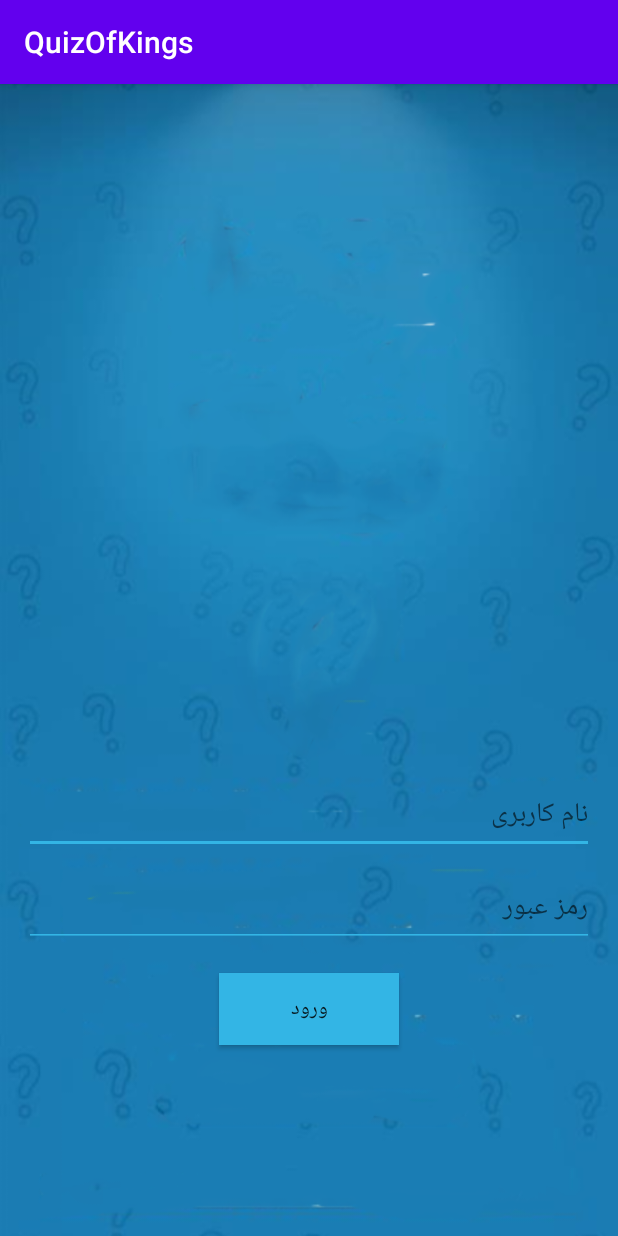
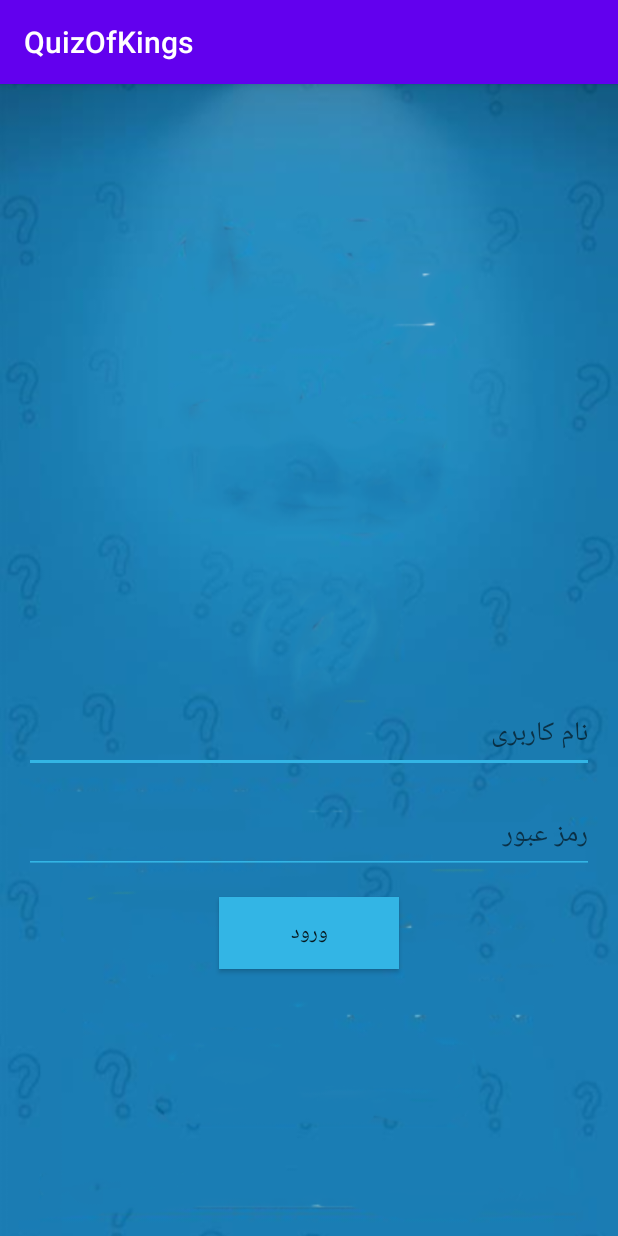
Before and after one commit to mimbin/Android_Project_QuizOfKings, an Android app: the LoginActivity screen opened directly, with no data from a screen before it, on a phone screen of 412 x 824 dp. Run offline under Robolectric (Android 15) with nearby library versions, the phone set to English and light mode, and no system bars.

Commit message:
All of three main,logIn,signUp layouts are perfectly designed and ok

```diff
--- a/app/src/main/res/layout/activity_loginactivity.xml
+++ b/app/src/main/res/layout/activity_loginactivity.xml
@@ -12,46 +12,45 @@
         android:id="@+id/usernameText"
         android:layout_width="match_parent"
         android:layout_height="wrap_content"
-        android:layout_marginEnd="16dp"
+        android:layout_marginBottom="8dp"
         android:layout_marginHorizontal="16dp"
-        android:layout_marginStart="16dp"
-        android:layout_marginTop="32dp"
+        android:layout_marginTop="400dp"
         android:backgroundTint="@android:color/holo_blue_light"
         android:hint="نام کاربری"
-        app:layout_constraintBottom_toBottomOf="parent"
+        app:layout_constraintBottom_toTopOf="@+id/passwordText"
         app:layout_constraintEnd_toEndOf="parent"
         app:layout_constraintStart_toStartOf="parent"
-        app:layout_constraintTop_toTopOf="parent"
-        app:layout_constraintVertical_bias="0.628"
-        />
+        app:layout_constraintTop_toTopOf="parent" />
 
     <EditText
         android:id="@+id/passwordText"
         android:layout_width="match_parent"
         android:layout_height="wrap_content"
-        android:layout_marginBottom="190dp"
+        android:layout_marginBottom="8dp"
         android:layout_marginHorizontal="16dp"
-        android:layout_marginTop="8dp"
         android:hint="رمز عبور"
-        app:layout_constraintBottom_toBottomOf="parent"
+        app:layout_constraintTop_toBottomOf="@+id/usernameText"
+        app:layout_constraintBottom_toTopOf="@+id/btnLog"
         app:layout_constraintEnd_toEndOf="@+id/usernameText"
         app:layout_constraintStart_toStartOf="@+id/usernameText"
         android:backgroundTint="@android:color/holo_blue_light"
-        app:layout_constraintTop_toBottomOf="@+id/usernameText" />
+        />
 
     <Button
         android:id="@+id/btnLog"
         android:layout_width="120dp"
         android:layout_height="wrap_content"
-        android:layout_marginBottom="126dp"
+        android:layout_marginBottom="170dp"
         android:layout_marginHorizontal="100dp"
-        android:layout_marginTop="16dp"
+        app:layout_constraintBottom_toBottomOf="parent"
+        app:layout_constraintEnd_toEndOf="@+id/passwordText"
+        app:layout_constraintStart_toStartOf="@+id/passwordText"
+        app:layout_constraintTop_toBottomOf="@+id/passwordText"
         android:background="@android:color/holo_blue_light"
         android:text="ورود"
-        app:layout_constraintBottom_toBottomOf="parent"
-        app:layout_constraintEnd_toEndOf="parent"
-        app:layout_constraintStart_toStartOf="parent"
-        app:layout_constraintTop_toBottomOf="@+id/passwordText" />
+
+
+        />
 
 
 </androidx.constraintlayout.widget.ConstraintLayout>
```
Also changed, not shown: app/src/main/res/layout/activity_main.xml (+0 -8 lines), app/src/main/res/layout/activity_sign_up.xml (+36 -34 lines).
